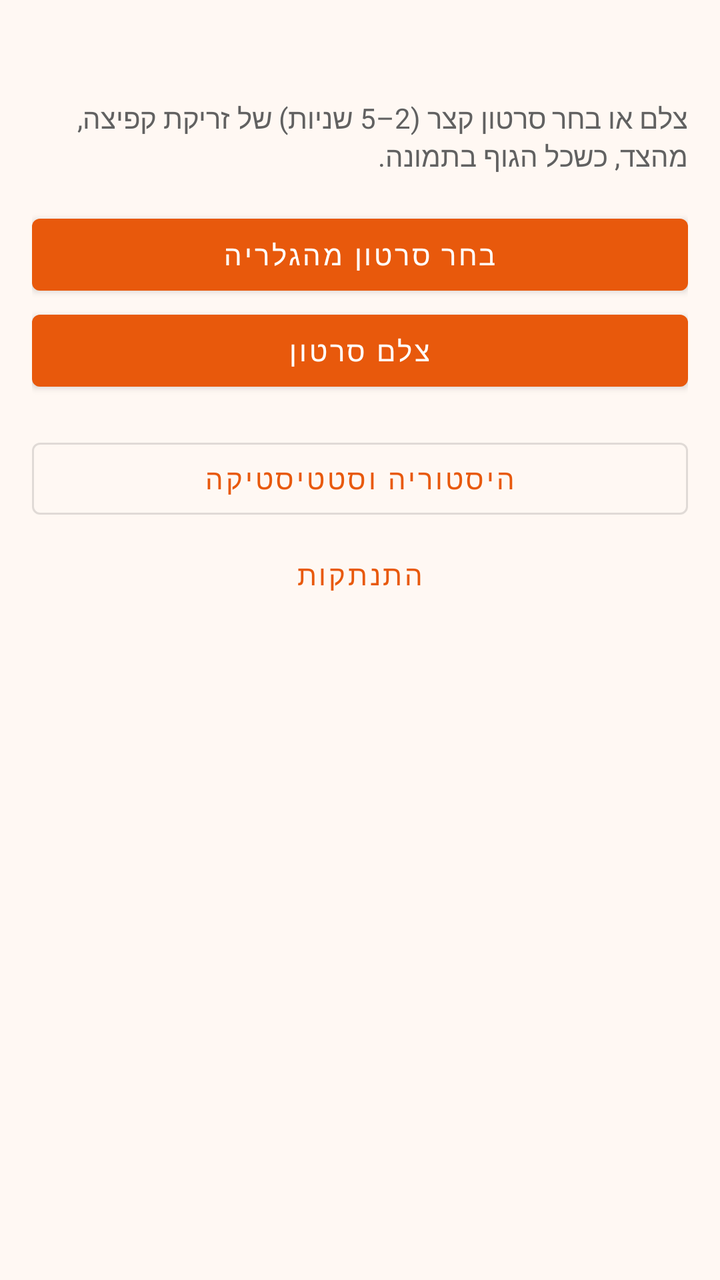
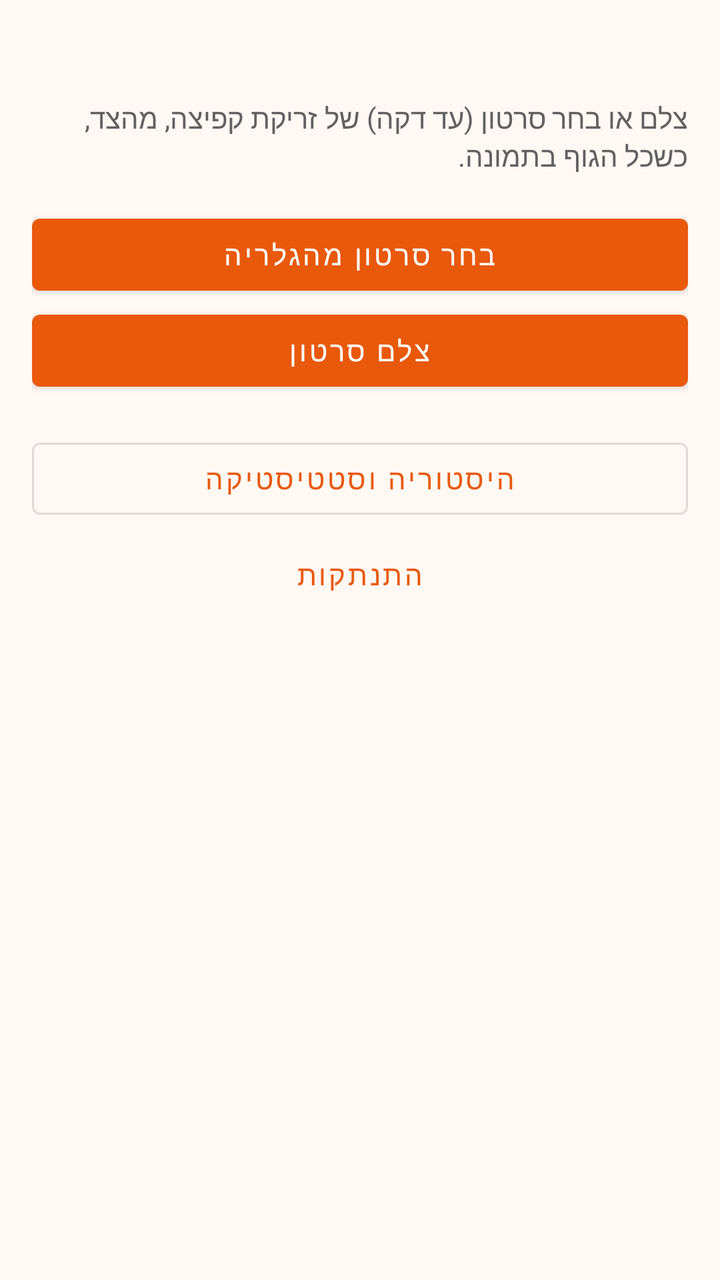

Screens rendered from an Android XML layout before and after an edit, with the pre-edit source and the edit as a unified diff.
<!-- AndroidManifest.xml: application theme Theme.BasketballShotAnalyzer -->
<!-- res/layout/activity_main.xml -->
<?xml version="1.0" encoding="utf-8"?>
<ScrollView xmlns:android="http://schemas.android.com/apk/res/android"
    xmlns:app="http://schemas.android.com/apk/res-auto"
    android:layout_width="match_parent"
    android:layout_height="match_parent"
    android:background="@color/background">

    <LinearLayout
        android:layout_width="match_parent"
        android:layout_height="wrap_content"
        android:orientation="vertical"
        android:padding="16dp">

        <TextView
            android:id="@+id/textWelcome"
            android:layout_width="match_parent"
            android:layout_height="wrap_content"
            android:textColor="@color/text_primary"
            android:textSize="22sp"
            android:textStyle="bold" />

        <TextView
            android:layout_width="match_parent"
            android:layout_height="wrap_content"
            android:layout_marginTop="4dp"
            android:text="@string/main_instructions"
            android:textColor="@color/text_secondary" />

        <com.google.android.material.button.MaterialButton
            android:id="@+id/btnPickVideo"
            android:layout_width="match_parent"
            android:layout_height="wrap_content"
            android:layout_marginTop="16dp"
            android:text="@string/btn_pick_video" />

        <com.google.android.material.button.MaterialButton
            android:id="@+id/btnRecordVideo"
            android:layout_width="match_parent"
            android:layout_height="wrap_content"
            android:text="@string/btn_record_video" />

        <LinearLayout
            android:id="@+id/layoutProgress"
            android:layout_width="match_parent"
            android:layout_height="wrap_content"
            android:layout_marginTop="16dp"
            android:gravity="center"
            android:orientation="vertical"
            android:visibility="gone">

            <ProgressBar
                android:layout_width="wrap_content"
                android:layout_height="wrap_content" />

            <TextView
                android:layout_width="wrap_content"
                android:layout_height="wrap_content"
                android:text="@string/analyzing" />
        </LinearLayout>

        <com.google.android.material.card.MaterialCardView
            android:id="@+id/cardResult"
            android:layout_width="match_parent"
            android:layout_height="wrap_content"
            android:layout_marginTop="16dp"
            android:visibility="gone"
            app:cardCornerRadius="12dp"
            app:cardElevation="4dp">

            <LinearLayout
                android:layout_width="match_parent"
                android:layout_height="wrap_content"
                android:orientation="vertical"
                android:padding="12dp">

                <com.example.basketballshotanalyzer.ui.PoseOverlayView
                    android:id="@+id/poseOverlay"
                    android:layout_width="match_parent"
                    android:layout_height="320dp" />

                <TextView
                    android:id="@+id/textScore"
                    android:layout_width="match_parent"
                    android:layout_height="wrap_content"
                    android:layout_marginTop="8dp"
                    android:textColor="@color/primary"
                    android:textSize="24sp"
                    android:textStyle="bold" />

                <TextView
                    android:id="@+id/textAngles"
                    android:layout_width="match_parent"
                    android:layout_height="wrap_content"
                    android:textColor="@color/text_secondary" />

                <TextView
                    android:id="@+id/textFeedback"
                    android:layout_width="match_parent"
                    android:layout_height="wrap_content"
                    android:layout_marginTop="8dp"
                    android:textColor="@color/text_primary"
                    android:textSize="16sp" />
            </LinearLayout>
        </com.google.android.material.card.MaterialCardView>

        <com.google.android.material.button.MaterialButton
            android:id="@+id/btnHistory"
            style="@style/Widget.MaterialComponents.Button.OutlinedButton"
            android:layout_width="match_parent"
            android:layout_height="wrap_content"
            android:layout_marginTop="16dp"
            android:text="@string/btn_history" />

        <com.google.android.material.button.MaterialButton
            android:id="@+id/btnLogout"
            style="@style/Widget.MaterialComponents.Button.TextButton"
            android:layout_width="match_parent"
            android:layout_height="wrap_content"
            android:text="@string/btn_logout" />
    </LinearLayout>
</ScrollView>
<!-- resources referenced by this layout -->
<resources>
  <color name="background">#FFF8F3</color>
  <color name="primary">#E8590C</color>
  <color name="text_primary">#212121</color>
  <color name="text_secondary">#616161</color>
  <string name="analyzing">מנתח את הזריקה…</string>
  <string name="btn_history">היסטוריה וסטטיסטיקה</string>
  <string name="btn_logout">התנתקות</string>
  <string name="btn_pick_video">בחר סרטון מהגלריה</string>
  <string name="btn_record_video">צלם סרטון</string>
  <string name="main_instructions">צלם או בחר סרטון קצר (2–5 שניות) של זריקת קפיצה, מהצד, כשכל הגוף בתמונה.</string>
  <style name="Theme.BasketballShotAnalyzer" parent="Theme.MaterialComponents.Light.DarkActionBar">
          <item name="colorPrimary">@color/primary</item>
          <item name="colorPrimaryVariant">@color/primary_dark</item>
          <item name="colorOnPrimary">@color/white</item>
          <item name="colorSecondary">@color/secondary</item>
          <item name="colorOnSecondary">@color/white</item>
          <item name="android:colorBackground">@color/background</item>
          <item name="android:statusBarColor">@color/primary_dark</item>
      </style>
  <color name="primary_dark">#B8440A</color>
  <color name="white">#FFFFFF</color>
  <color name="secondary">#1C3D5A</color>
</resources>

<!-- the commit's change to res/layout/activity_main.xml (unified diff, before → after) -->
@@ -79,6 +79,14 @@
                     android:layout_height="320dp" />
 
                 <TextView
+                    android:layout_width="match_parent"
+                    android:layout_height="wrap_content"
+                    android:gravity="center"
+                    android:text="@string/zoom_hint"
+                    android:textColor="@color/text_secondary"
+                    android:textSize="12sp" />
+
+                <TextView
                     android:id="@+id/textScore"
                     android:layout_width="match_parent"
                     android:layout_height="wrap_content"
<!-- resource entries referenced after the edit -->
@@ -4,12 +4,13 @@
   <color name="primary">#E8590C</color>
   <color name="text_primary">#212121</color>
   <color name="text_secondary">#616161</color>
-  <string name="analyzing">מנתח את הזריקה…</string>
+  <string name="analyzing">מנתח את הזריקה… בסרטון ארוך זה יכול לקחת כדקה</string>
   <string name="btn_history">היסטוריה וסטטיסטיקה</string>
   <string name="btn_logout">התנתקות</string>
   <string name="btn_pick_video">בחר סרטון מהגלריה</string>
   <string name="btn_record_video">צלם סרטון</string>
-  <string name="main_instructions">צלם או בחר סרטון קצר (2–5 שניות) של זריקת קפיצה, מהצד, כשכל הגוף בתמונה.</string>
+  <string name="main_instructions">צלם או בחר סרטון (עד דקה) של זריקת קפיצה, מהצד, כשכל הגוף בתמונה.</string>
+  <string name="zoom_hint">צבוט עם שתי אצבעות כדי להגדיל · הקשה כפולה לאיפוס</string>
   <style name="Theme.BasketballShotAnalyzer" parent="Theme.MaterialComponents.Light.DarkActionBar">
           <item name="colorPrimary">@color/primary</item>
           <item name="colorPrimaryVariant">@color/primary_dark</item>
